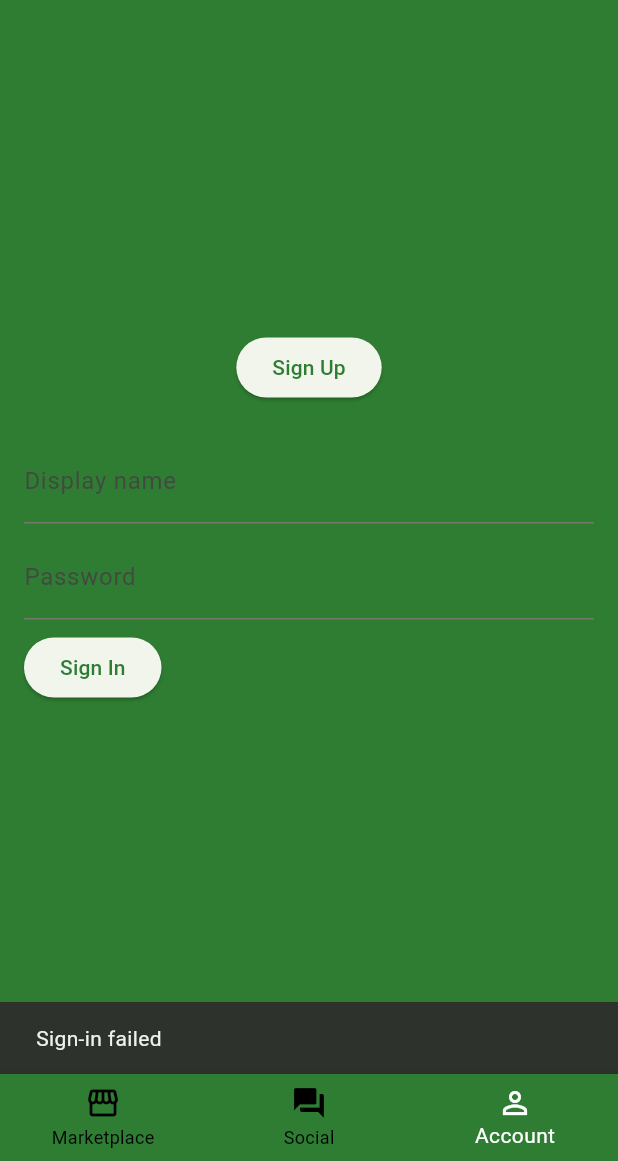
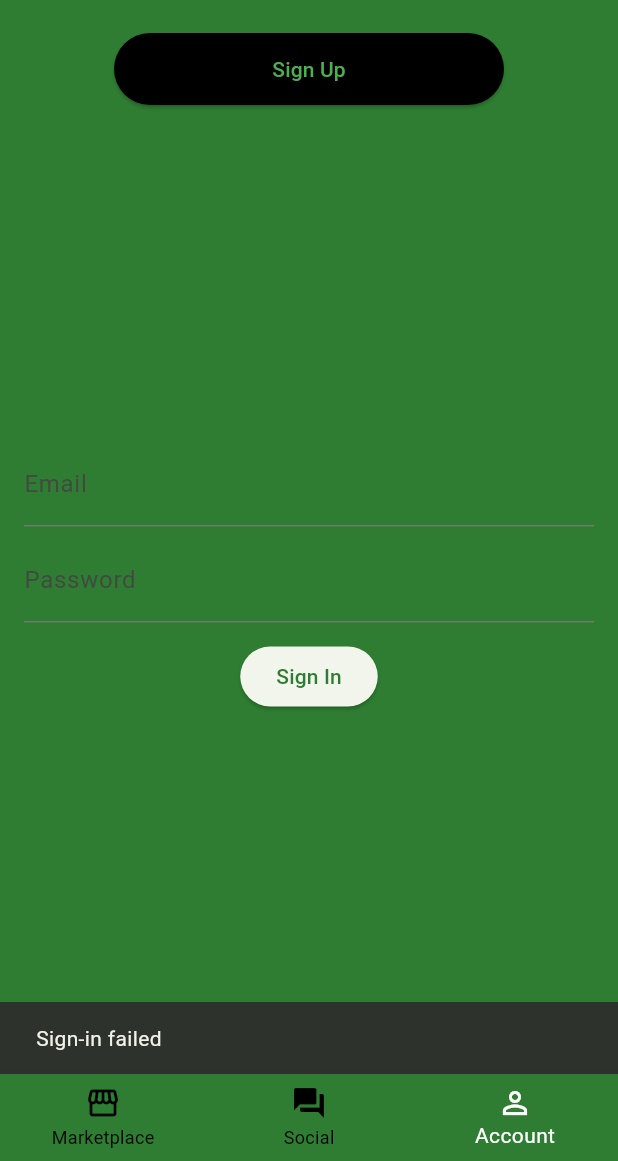
Before and after one commit to Cryptanaki/Scrap-It-Down, a Flutter app: the screen it shows after launch, item 3 of the bottom bar chosen, after a tap on "Sign In", on a phone screen of 412 x 824 dp, the part 75-1236 px from its top. Run offline on Flutter 3.47's test engine with Material 3 defaults, Android fonts, the light colour scheme and no system bars; our stand-ins replace cloud_firestore, firebase_core, image_picker, permission_handler, shared_preferences; accounts and stored records are empty.

Commit message:
Auth: switch to email/password register+signIn; add username editing UI

```diff
--- a/lib/screens/account_screen.dart
+++ b/lib/screens/account_screen.dart
@@ -50,7 +50,8 @@ class _SignupScreenState extends State<SignupScreen> {
           children: [
             TextField(
               controller: _signupNameCtrl,
-              decoration: const InputDecoration(labelText: 'Display name'),
+              decoration: const InputDecoration(labelText: 'Email'),
+              keyboardType: TextInputType.emailAddress,
             ),
             const SizedBox(height: 8),
             TextField(
@@ -61,14 +62,14 @@ class _SignupScreenState extends State<SignupScreen> {
             const SizedBox(height: 16),
             ElevatedButton(
               onPressed: () async {
-                final name = _signupNameCtrl.text.trim();
+                final email = _signupNameCtrl.text.trim();
                 final pass = _signupPassCtrl.text;
-                if (name.isEmpty || pass.isEmpty) {
-                  ScaffoldMessenger.of(context).showSnackBar(const SnackBar(content: Text('Please enter display name and password')));
+                if (email.isEmpty || pass.isEmpty) {
+                  ScaffoldMessenger.of(context).showSnackBar(const SnackBar(content: Text('Please enter email and password')));
                   return;
                 }
                 // Register but do not sign in; user returns to login to sign in explicitly
-                final ok = await AuthService.instance.register(name, pass);
+                final ok = await AuthService.instance.register(email, pass);
                 if (ok) {
                   if (!mounted) return;
                   ScaffoldMessenger.of(context).showSnackBar(const SnackBar(content: Text('Account created — please sign in')));
@@ -95,7 +96,7 @@ class _AccountScreenState extends State<AccountScreen> {
   @override
   void initState() {
     super.initState();
-    _nameCtrl = TextEditingController(text: AuthService.instance.displayName.value);
+    _nameCtrl = TextEditingController(text: '');
     _passwordCtrl = TextEditingController();
     _cityCtrl = TextEditingController(text: AuthService.instance.city.value);
   }
@@ -113,11 +114,18 @@ class _AccountScreenState extends State<AccountScreen> {
     return Padding(
       padding: const EdgeInsets.all(16.0),
       child: Column(
-        mainAxisAlignment: MainAxisAlignment.center,
+        mainAxisAlignment: MainAxisAlignment.start,
         children: [
           // Top-centered Sign Up button that opens the separate signup flow
           Center(
+            child: SizedBox(
+              width: 260,
               child: ElevatedButton(
+                style: ElevatedButton.styleFrom(
+                  backgroundColor: Colors.black,
+                  foregroundColor: Colors.green,
+                  minimumSize: const Size.fromHeight(48),
+                ),
                 onPressed: () async {
                   await Navigator.of(context).push(MaterialPageRoute(builder: (_) => const SignupScreen()));
                   // after returning, stay on the account tab (login view)
@@ -126,7 +134,8 @@ class _AccountScreenState extends State<AccountScreen> {
                 child: const Text('Sign Up'),
               ),
             ),
-          const SizedBox(height: 12),
+          ),
+          const SizedBox(height: 8),
           Row(
             mainAxisAlignment: MainAxisAlignment.spaceBetween,
             children: [
@@ -156,11 +165,15 @@ class _AccountScreenState extends State<AccountScreen> {
             valueListenable: AuthService.instance.signedIn,
             builder: (context, signedIn, _) {
               if (!signedIn) {
-                return Column(
+                return Expanded(
+                  child: Center(
+                    child: Column(
+                      mainAxisSize: MainAxisSize.min,
                       children: [
                         TextField(
                           controller: _nameCtrl,
-                      decoration: const InputDecoration(labelText: 'Display name'),
+                          decoration: const InputDecoration(labelText: 'Email'),
+                          keyboardType: TextInputType.emailAddress,
                         ),
                         const SizedBox(height: 8),
                         TextField(
@@ -168,16 +181,14 @@ class _AccountScreenState extends State<AccountScreen> {
                           decoration: const InputDecoration(labelText: 'Password'),
                           obscureText: true,
                         ),
-                    const SizedBox(height: 8),
-                    Row(
-                      children: [
-                        // Sign In button remains here; Sign Up moved to top center
+                        const SizedBox(height: 12),
                         ElevatedButton(
                           onPressed: () async {
-                            final name = _nameCtrl.text;
+                            final email = _nameCtrl.text.trim();
                             final pass = _passwordCtrl.text;
-                            final ok = await AuthService.instance.signIn(name, pass);
+                            final ok = await AuthService.instance.signIn(email, pass);
                             if (ok) {
+                              // after successful sign-in restore username into the controller for profile editing
                               _nameCtrl.text = AuthService.instance.displayName.value;
                               if (!mounted) return;
                               ScaffoldMessenger.of(context).showSnackBar(const SnackBar(content: Text('Signed in')));
@@ -191,12 +202,11 @@ class _AccountScreenState extends State<AccountScreen> {
                         ),
                       ],
                     ),
-                    const SizedBox(height: 12),
-                  ],
+                  ),
                 );
               }
 
-              // Signed in UI: show profile picture and editable display name (sanitized on save)
+              // Signed in UI: show profile picture and editable username (sanitized on save)
               return Column(
                 children: [
                   ValueListenableBuilder<String?>(
@@ -208,6 +218,12 @@ class _AccountScreenState extends State<AccountScreen> {
                         child: pic == null ? const Icon(Icons.person, size: 36) : null,
                       );
                     },
+                  ),
+                  const SizedBox(height: 8),
+                  // Username field (editable when signed in)
+                  TextField(
+                    controller: _nameCtrl,
+                    decoration: const InputDecoration(labelText: 'Username'),
                   ),
                   const SizedBox(height: 8),
                   ElevatedButton(
--- a/lib/services/auth_service.dart
+++ b/lib/services/auth_service.dart
@@ -47,37 +47,34 @@ class AuthService {
     return true;
   }
 
-  /// Create a basic local account with a display name and password.
-  /// The display name will be sanitized by `setDisplayName`.
+  /// Create a basic local account with a username and password.
+  /// NOTE: This legacy method sanitizes the provided `name` as a username
+  /// and signs the user in. Prefer `register(email, password)` for email-based
+  /// account creation where users explicitly sign in after registration.
   Future<bool> signUp(String name, String password) async {
     await setDisplayName(name);
     _password.value = password;
-    // Keep existing behavior for backward compatibility: persist credentials
-    // but don't force sign-in in other code paths that prefer explicit login.
     try {
       final prefs = await SharedPreferences.getInstance();
       await prefs.setString('password', password);
-      // Note: do not set 'signed_in' here when using register flow.
+      await prefs.setString('email', '');
+      await prefs.setBool('signed_in', true);
     } catch (e) {
       debugPrint('Failed to persist sign-up: $e');
     }
-    // Preserve caller expectations: mark signed-in (legacy callers expect signUp to sign in)
     signedIn.value = true;
-    try {
-      final prefs = await SharedPreferences.getInstance();
-      await prefs.setBool('signed_in', true);
-    } catch (_) {}
     return true;
   }
 
   /// Register a new local account but do NOT sign the user in.
-  /// This is useful when you want the user to explicitly log in after creating
-  /// credentials (for example: sign-up -> return to login screen flow).
+  /// In the new flow `name` is the user's email. This persists email+password
+  /// and requires the user to explicitly sign in afterwards.
   Future<bool> register(String name, String password) async {
-    await setDisplayName(name);
+    final email = name.trim();
     _password.value = password;
     try {
       final prefs = await SharedPreferences.getInstance();
+      await prefs.setString('email', email);
       await prefs.setString('password', password);
       // Intentionally do NOT set 'signed_in' here.
     } catch (e) {
@@ -86,19 +83,20 @@ class AuthService {
     return true;
   }
 
-  /// Sign in with a saved display name (sanitized) and password.
-  /// Returns true if credentials match the persisted ones.
-  Future<bool> signIn(String name, String password) async {
-    final sanitized = name.replaceAll(RegExp(r"\s+"), '');
-    final finalName = sanitized.isEmpty ? '' : (sanitized.startsWith('@') ? sanitized : '@$sanitized');
+  /// Sign in with an email and password. Returns true if credentials match.
+  Future<bool> signIn(String email, String password) async {
     try {
       final prefs = await SharedPreferences.getInstance();
-      final storedName = prefs.getString('display_name') ?? '';
+      final storedEmail = prefs.getString('email') ?? '';
       final storedPassword = prefs.getString('password') ?? '';
-      if (storedName == finalName && storedPassword == password && finalName.isNotEmpty) {
-        displayName.value = storedName;
+      if (storedEmail == email && storedPassword == password && email.isNotEmpty) {
+        // restore username if set
+        displayName.value = prefs.getString('display_name') ?? '';
         _password.value = storedPassword;
         signedIn.value = true;
+        try {
+          await prefs.setBool('signed_in', true);
+        } catch (_) {}
         return true;
       }
     } catch (e) {
```
Lines whose indentation alone changed are shown as unchanged.
